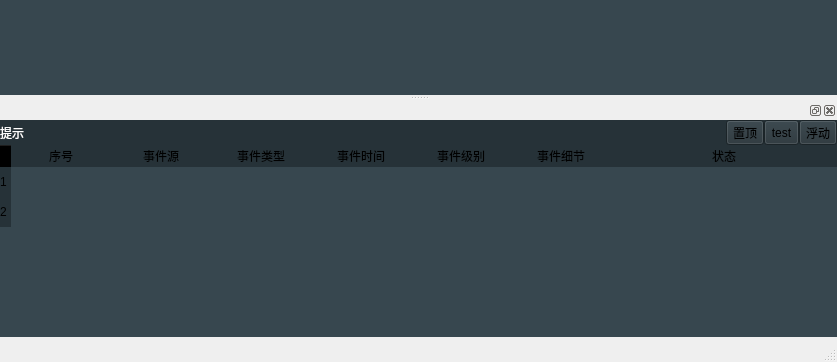
imtangsheng/QtClient, file QtClient/mainwindow.ui: the form before one commit; both pictures show x 0 to 837 and y 312 to 674 of the 837 by 674 pixel window.
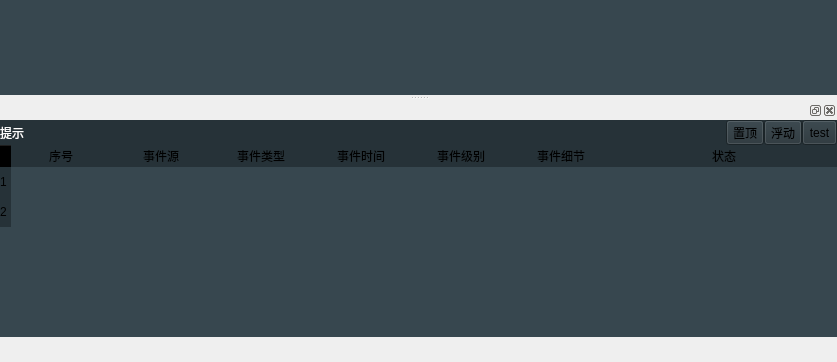
The form after the commit. Icons and pictures are not drawn.

```diff
--- a/QtClient/mainwindow.ui
+++ b/QtClient/mainwindow.ui
@@ -392,6 +392,12 @@
      <height>25</height>
     </size>
    </property>
+   <property name="toolTipDuration">
+    <number>3</number>
+   </property>
+   <property name="sizeGripEnabled">
+    <bool>false</bool>
+   </property>
   </widget>
   <widget class="QDockWidget" name="WidgetStatus">
    <property name="enabled">
@@ -547,19 +553,6 @@
           </property>
          </widget>
         </item>
-        <item>
-         <widget class="QToolButton" name="toolButton_3">
-          <property name="sizePolicy">
-           <sizepolicy hsizetype="Preferred" vsizetype="Preferred">
-            <horstretch>0</horstretch>
-            <verstretch>0</verstretch>
-           </sizepolicy>
-          </property>
-          <property name="text">
-           <string>test</string>
-          </property>
-         </widget>
-        </item>
         <item>
          <widget class="QToolButton" name="toolButton_WidgetStatus_isFloatable">
           <property name="sizePolicy">
@@ -586,6 +579,19 @@
           </property>
          </widget>
         </item>
+        <item>
+         <widget class="QToolButton" name="toolButton_3">
+          <property name="sizePolicy">
+           <sizepolicy hsizetype="Preferred" vsizetype="Preferred">
+            <horstretch>0</horstretch>
+            <verstretch>0</verstretch>
+           </sizepolicy>
+          </property>
+          <property name="text">
+           <string>test</string>
+          </property>
+         </widget>
+        </item>
        </layout>
       </widget>
      </item>
```
